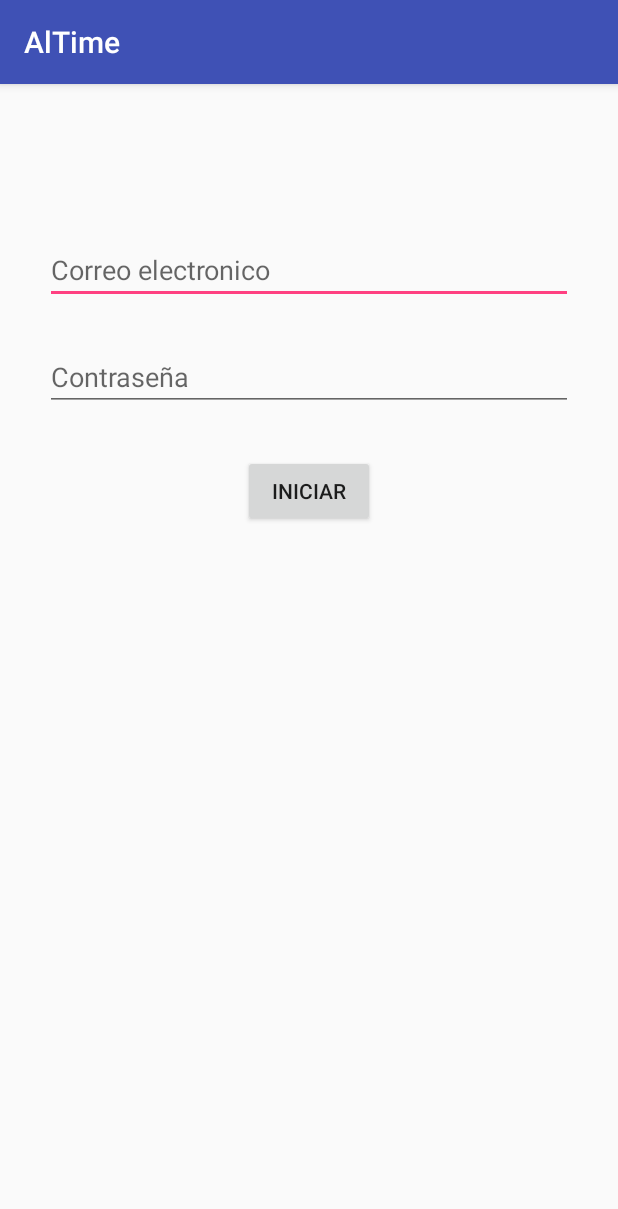
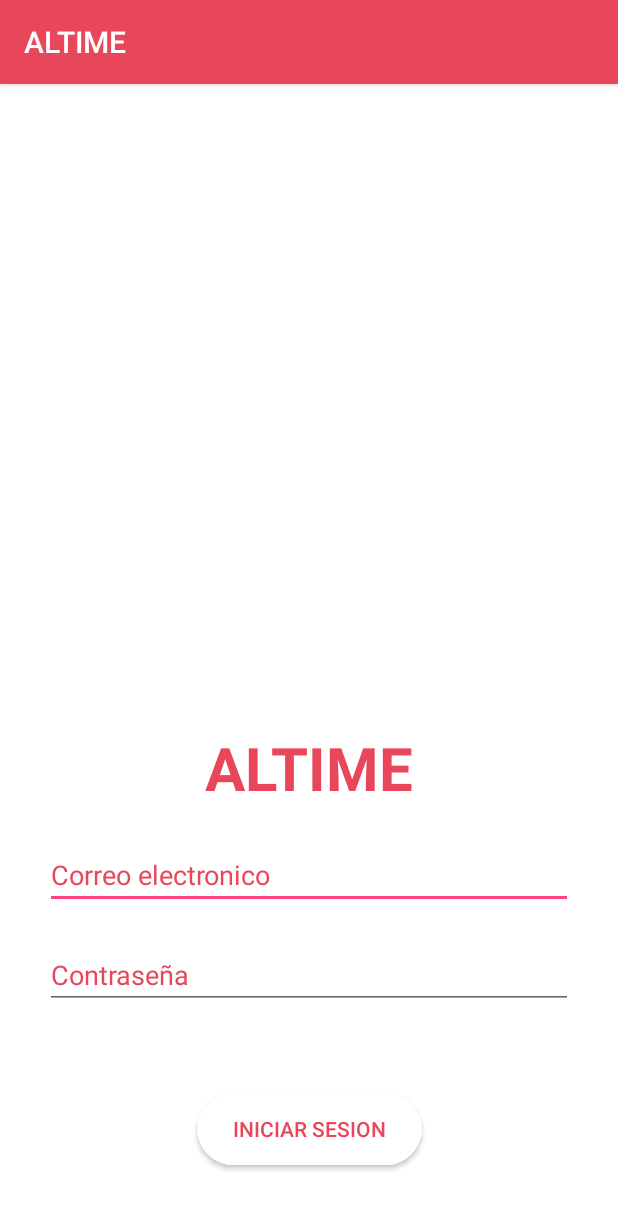
Before and after one commit to NathanM00/ALTIME, an Android app: the screen it shows after launch (LoginActivity), on a phone screen of 412 x 824 dp. Shown: the top 1209 px of the screen. Run offline under Robolectric (Android 15) with nearby library versions, the phone set to English and light mode, and no system bars; our stand-ins replace Firebase (no records; nobody signed in at launch, a user with empty details on screens opened directly).

Commit message:
Login version 2 LogOut
--Nathan M

Signed-off-by: NathanM00 <NathanM00>

```diff
--- a/app/src/main/java/com/example/altime/altime/LoginActivity.java
+++ b/app/src/main/java/com/example/altime/altime/LoginActivity.java
@@ -1,12 +1,14 @@
 package com.example.altime.altime;
 
 import android.content.Intent;
+import android.media.Image;
 import android.support.annotation.NonNull;
 import android.support.v7.app.AppCompatActivity;
 import android.os.Bundle;
 import android.view.View;
 import android.widget.Button;
 import android.widget.EditText;
+import android.widget.ImageButton;
 import android.widget.Toast;
 
 import com.google.android.gms.tasks.OnCompleteListener;
--- /dev/null
+++ b/app/src/main/res/drawable/btn_iniciar.xml
@@ -0,0 +1,12 @@
+<?xml version="1.0" encoding="utf-8"?>
+<shape xmlns:android="http://schemas.android.com/apk/res/android" android:shape="rectangle">
+
+    <corners android:radius="100dp"
+     />
+
+    <stroke
+        android:color="#ffff"/>
+
+    <solid android:color="#ffff"/>
+
+</shape>
--- a/app/src/main/res/layout/activity_login.xml
+++ b/app/src/main/res/layout/activity_login.xml
@@ -4,20 +4,37 @@
     xmlns:tools="http://schemas.android.com/tools"
     android:layout_width="match_parent"
     android:layout_height="match_parent"
-    tools:context=".LoginActivity">
+    android:background="#fff"
+    tools:context=".LoginActivity"
+    tools:layout_editor_absoluteY="81dp">
+
+
+    <TextView
+        android:id="@+id/textView"
+        android:layout_width="wrap_content"
+        android:layout_height="wrap_content"
+        android:layout_marginBottom="22dp"
+        android:text="ALTIME"
+        android:textColor="#E8475B"
+        android:textSize="40dp"
+        android:textStyle="bold"
+        app:layout_constraintBottom_toTopOf="@+id/et_correo"
+        app:layout_constraintEnd_toEndOf="parent"
+        app:layout_constraintStart_toStartOf="parent" />
 
     <EditText
         android:id="@+id/et_correo"
         android:layout_width="0dp"
         android:layout_height="wrap_content"
+        android:layout_marginBottom="218dp"
         android:layout_marginEnd="30dp"
         android:layout_marginHorizontal="30dp"
         android:layout_marginStart="30dp"
-        android:layout_marginTop="101dp"
         android:hint="Correo electronico"
+        android:textColorHint="#E8475B"
+        app:layout_constraintBottom_toBottomOf="parent"
         app:layout_constraintEnd_toEndOf="parent"
-        app:layout_constraintStart_toStartOf="parent"
-        app:layout_constraintTop_toTopOf="parent" />
+        app:layout_constraintStart_toStartOf="parent" />
 
     <EditText
         android:id="@+id/et_contra"
@@ -26,20 +43,24 @@
         android:layout_marginEnd="30dp"
         android:layout_marginHorizontal="30dp"
         android:layout_marginStart="30dp"
-        android:layout_marginTop="26dp"
+        android:layout_marginTop="21dp"
         android:hint="Contraseña"
+        android:textColorHint="#E8475B"
         app:layout_constraintEnd_toEndOf="parent"
         app:layout_constraintStart_toStartOf="parent"
         app:layout_constraintTop_toBottomOf="@+id/et_correo" />
 
     <Button
         android:id="@+id/btn_iniciar"
-        android:layout_width="wrap_content"
+        android:layout_width="150dp"
         android:layout_height="wrap_content"
-        android:layout_marginTop="29dp"
-        android:text="Iniciar"
+        android:layout_marginBottom="47dp"
+        android:textColor="#E8475B"
+        android:background="@drawable/btn_iniciar"
+        android:elevation="10dp"
+        android:text="Iniciar Sesion"
+        app:layout_constraintBottom_toBottomOf="parent"
         app:layout_constraintEnd_toEndOf="parent"
-        app:layout_constraintStart_toStartOf="parent"
-        app:layout_constraintTop_toBottomOf="@+id/et_contra" />
+        app:layout_constraintStart_toStartOf="parent" />
 
 </android.support.constraint.ConstraintLayout>
--- a/app/src/main/res/values/colors.xml
+++ b/app/src/main/res/values/colors.xml
@@ -1,6 +1,6 @@
 <?xml version="1.0" encoding="utf-8"?>
 <resources>
-    <color name="colorPrimary">#3F51B5</color>
-    <color name="colorPrimaryDark">#303F9F</color>
+    <color name="colorPrimary">#E8475B</color>
+    <color name="colorPrimaryDark">#c92438</color>
     <color name="colorAccent">#FF4081</color>
 </resources>
--- a/app/src/main/res/values/strings.xml
+++ b/app/src/main/res/values/strings.xml
@@ -1,3 +1,3 @@
 <resources>
-    <string name="app_name">AlTime</string>
+    <string name="app_name">ALTIME</string>
 </resources>
```
Also changed, not shown: app/src/main/java/com/example/altime/altime/MenuActivity.java (+30 -0 lines), app/src/main/res/layout/activity_menu.xml (+27 -4 lines), app/src/main/res/drawable/iniciar.jpg (added).
